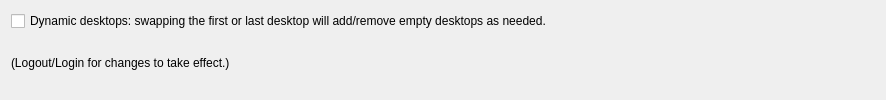
dedean16/kwin-swapdesktop, file swapdesktop2/contents/ui/config.ui: the form before one commit.
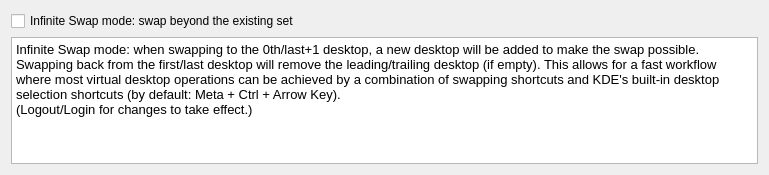
The form after the commit.

Commit message: Rename Dynamic Desktops to Infinite Swap mode

Diff of the .ui file:
```diff
--- a/swapdesktop2/contents/ui/config.ui
+++ b/swapdesktop2/contents/ui/config.ui
@@ -6,8 +6,8 @@
    <rect>
     <x>0</x>
     <y>0</y>
-    <width>886</width>
-    <height>100</height>
+    <width>769</width>
+    <height>175</height>
    </rect>
   </property>
   <property name="windowTitle">
@@ -17,14 +17,22 @@
    <item>
     <widget class="QCheckBox" name="kcfg_dynamicDesktopSwap">
      <property name="text">
-      <string>Dynamic desktops: swapping the first or last desktop will add/remove empty desktops as needed.</string>
+      <string>Infinite Swap mode: swap beyond the existing set</string>
      </property>
     </widget>
    </item>
    <item>
-    <widget class="QLabel" name="label">
-     <property name="text">
-      <string>(Logout/Login for changes to take effect.)</string>
+    <widget class="QTextBrowser" name="textBrowser">
+     <property name="html">
+      <string>&lt;!DOCTYPE HTML PUBLIC &quot;-//W3C//DTD HTML 4.0//EN&quot; &quot;http://www.w3.org/TR/REC-html40/strict.dtd&quot;&gt;
+&lt;html&gt;&lt;head&gt;&lt;meta name=&quot;qrichtext&quot; content=&quot;1&quot; /&gt;&lt;meta charset=&quot;utf-8&quot; /&gt;&lt;style type=&quot;text/css&quot;&gt;
+p, li { white-space: pre-wrap; }
+hr { height: 1px; border-width: 0; }
+li.unchecked::marker { content: &quot;\2610&quot;; }
+li.checked::marker { content: &quot;\2612&quot;; }
+&lt;/style&gt;&lt;/head&gt;&lt;body style=&quot; font-family:'Noto Sans'; font-size:10pt; font-weight:400; font-style:normal;&quot;&gt;
+&lt;p style=&quot; margin-top:0px; margin-bottom:0px; margin-left:0px; margin-right:0px; -qt-block-indent:0; text-indent:0px;&quot;&gt;Infinite Swap mode: when swapping to the 0th/last+1 desktop, a new desktop will be added to make the swap possible. Swapping back from the first/last desktop will remove the leading/trailing desktop (if empty). This allows for a fast workflow where most virtual desktop operations can be achieved by a combination of swapping shortcuts and KDE's built-in desktop selection shortcuts (by default: Meta + Ctrl + Arrow Key).&lt;/p&gt;
+&lt;p style=&quot; margin-top:0px; margin-bottom:0px; margin-left:0px; margin-right:0px; -qt-block-indent:0; text-indent:0px;&quot;&gt;(Logout/Login for changes to take effect.)&lt;/p&gt;&lt;/body&gt;&lt;/html&gt;</string>
      </property>
     </widget>
    </item>
```
Left out of the diff: 2 changed lines with no effect on the pictures. The commit also changes 2 other files.
